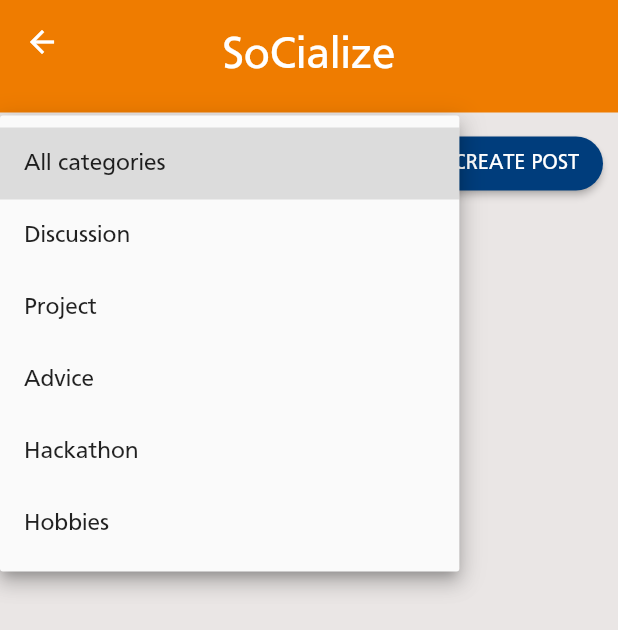
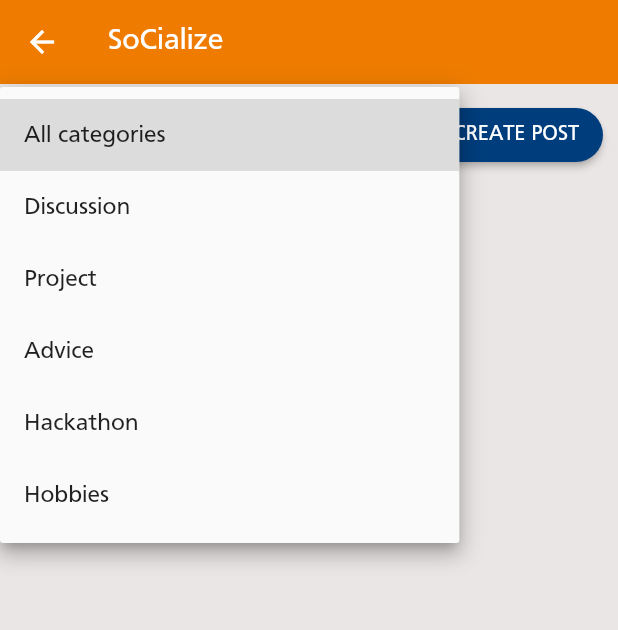
Before and after one commit to dylkaw/freshsoc, a Flutter app: the Socialize screen opened directly, after a tap on "All categories", on a phone screen of 412 x 824 dp. Shown: the top 630 px of the screen. Run offline on Flutter 3.47's test engine with Material 2 defaults, Android fonts, the phone set to English and light mode, and no system bars; our stand-ins replace cloud_firestore, firebase_auth, firebase_core, firebase_storage, flutter_spinkit, image_picker; accounts and stored records are empty; network calls fail.

Commit message:
Revert "Reformating app bar in pages"
This reverts commit 30e3f502078e178ee95d13f226d2afad111be46d.

```diff
--- a/lib/screens/socialize/socialize.dart
+++ b/lib/screens/socialize/socialize.dart
@@ -25,24 +25,10 @@ class _SocializeState extends State<Socialize> {
     final _db = DatabaseService(user: _auth.currentUser);
     return Scaffold(
       backgroundColor: const Color.fromARGB(255, 234, 230, 229),
-      appBar: PreferredSize(
-        preferredSize: Size.fromHeight(75),
-        child: AppBar(
-          flexibleSpace: SafeArea(
-            child: Column(
-              mainAxisAlignment: MainAxisAlignment.center,
-              children: [
-                Text(
-                  'SoCialize',
-                  style: TextStyle(fontSize: 30, color: Colors.white),
-                ),
-              ],
-            ),
-          ),
-          centerTitle: true,
-          backgroundColor: nusOrange,
-          elevation: 0.0,
-        ),
+      appBar: AppBar(
+        title: const Text('SoCialize'),
+        backgroundColor: nusOrange,
+        elevation: 0.0,
       ),
       body: Column(
         children: [
```
Also changed, not shown: lib/screens/settings/settings.dart (+13 -18 lines), lib/screens/soccess/soccess.dart (+13 -18 lines), lib/screens/socchat/socchat.dart (+13 -18 lines), pubspec.lock.
